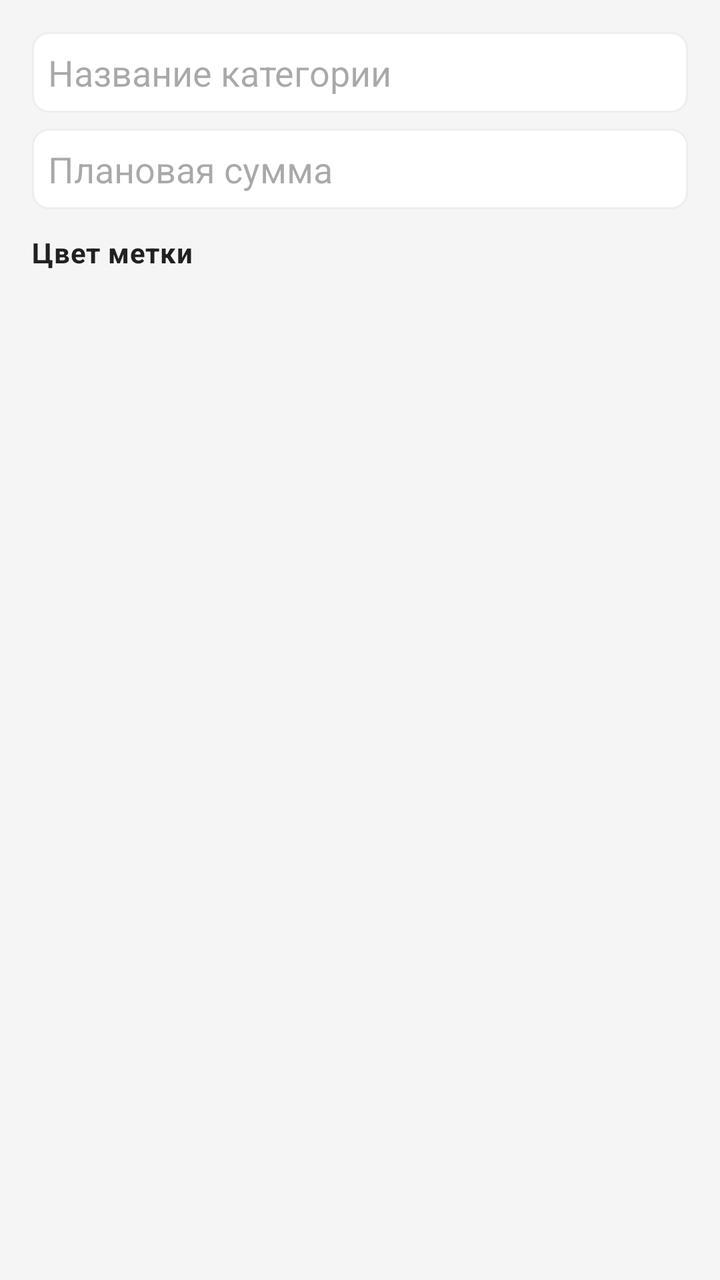
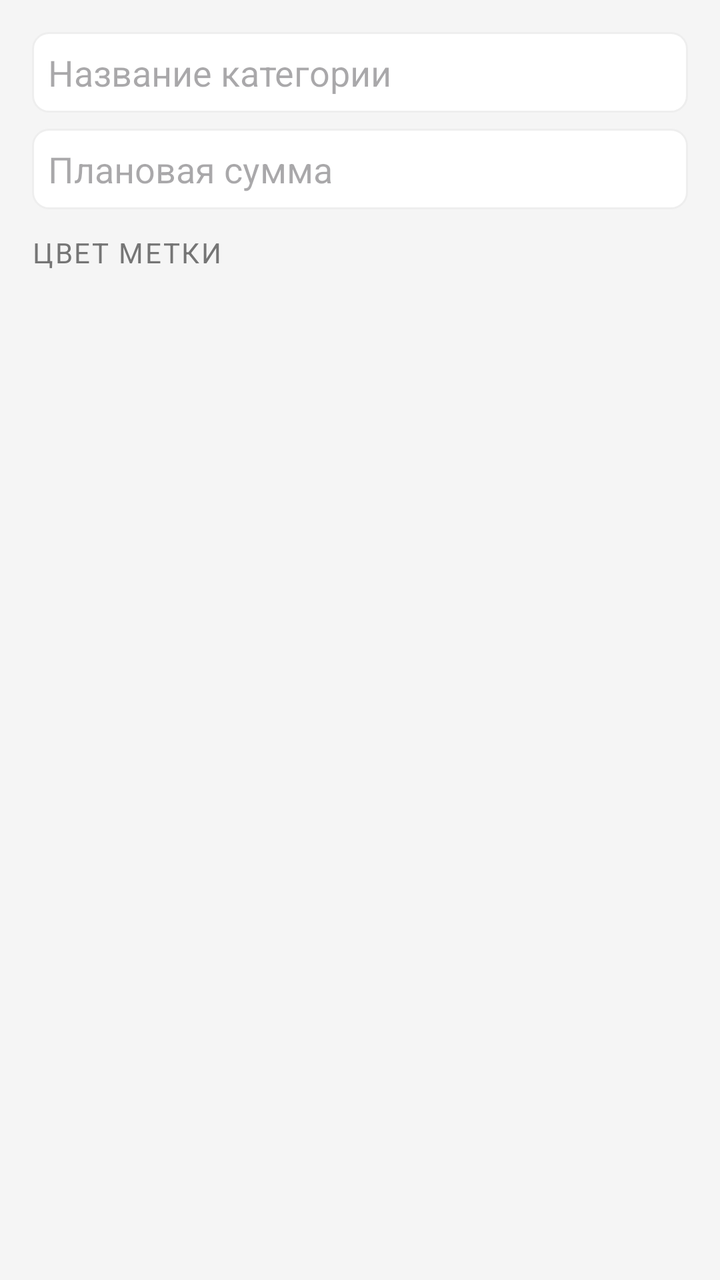

The first picture is an Android layout as it rendered before a commit; the second is the same layout after the commit. The layout source and the unified diff follow.
<!-- AndroidManifest.xml: application theme Theme.MyBudget -->
<!-- res/layout/dialog_simple_input.xml -->
<?xml version="1.0" encoding="utf-8"?>
<LinearLayout xmlns:android="http://schemas.android.com/apk/res/android"
    android:orientation="vertical"
    android:padding="@dimen/space_16"
    android:layout_width="match_parent"
    android:layout_height="wrap_content">
    <EditText
        android:textColor="@color/text_primary"
        android:id="@+id/nameInput"
        android:background="@drawable/edittext_border"
        android:padding="@dimen/space_8"
        android:layout_width="match_parent"
        android:layout_height="wrap_content"
        android:hint="@string/budget_category_name_hint"/>
    <EditText
        android:textColor="@color/text_primary"
        android:id="@+id/amountInput"
        android:background="@drawable/edittext_border"
        android:padding="@dimen/space_8"
        android:layout_width="match_parent"
        android:layout_height="wrap_content"
        android:layout_marginTop="@dimen/space_8"
        android:hint="@string/budget_planned_amount_hint"
        android:inputType="numberDecimal"/>
    <TextView
        android:textSize="14sp"
        android:layout_width="match_parent"
        android:layout_height="wrap_content"
        android:layout_marginTop="@dimen/space_12"
        android:text="@string/budget_color_label"
        style="@style/Text.MyBudget.Section"/>
    <HorizontalScrollView
        android:scrollbars="none"
        android:layout_width="match_parent"
        android:layout_height="wrap_content"
        android:layout_marginTop="@dimen/space_4">
        <LinearLayout
            android:orientation="horizontal"
            android:id="@+id/colorPickerLayout"
            android:layout_width="wrap_content"
            android:layout_height="wrap_content"/>
    </HorizontalScrollView>
</LinearLayout>
<!-- resources referenced by this layout -->
<resources>
  <color name="text_primary">#212121</color>
  <dimen name="space_12">12dp</dimen>
  <dimen name="space_16">16dp</dimen>
  <dimen name="space_4">4dp</dimen>
  <dimen name="space_8">8dp</dimen>
  <!-- drawable edittext_border (drawable) -->
  <?xml version="1.0" encoding="utf-8"?>
  <shape xmlns:android="http://schemas.android.com/apk/res/android">
      <solid android:color="@color/card_background_white"/>
      <stroke
          android:width="1dp"
          android:color="@color/border_light"/>
      <corners android:radius="@dimen/radius_8"/>
  </shape>
  <string name="budget_category_name_hint">Название категории</string>
  <string name="budget_color_label">Цвет метки</string>
  <string name="budget_planned_amount_hint">Плановая сумма</string>
  <style name="Text.MyBudget.Section" parent="@style/Text.MyBudget">
      <item name="android:textSize">16sp</item>
      <item name="android:textStyle">bold</item>
      <item name="android:textColor">@color/text_primary</item>
    </style>
  <style name="Theme.MyBudget" parent="@style/Base.Theme.MyBudget" />
  <color name="card_background_white">#ffffff</color>
  <color name="border_light">#eeeeee</color>
  <dimen name="radius_8">8dp</dimen>
  <style name="Text.MyBudget" parent="@style/TextAppearance.Material3.BodyMedium" />
  <style name="Base.Theme.MyBudget" parent="@style/Theme.Material3.DayNight.NoActionBar">
      <item name="android:colorBackground">@color/background_light</item>
      <item name="colorOnPrimary">@color/md_theme_onPrimary</item>
      <item name="colorOnSurface">@color/md_theme_onSurface</item>
      <item name="colorOutline">@color/md_theme_outline</item>
      <item name="colorPrimary">@color/md_theme_primary</item>
      <item name="colorSurface">@color/md_theme_surface</item>
      <item name="colorSurfaceVariant">@color/md_theme_surfaceVariant</item>
    </style>
  <color name="background_light">#f5f5f5</color>
  <color name="md_theme_onPrimary">#ffffff</color>
  <color name="md_theme_onSurface">#1d1b20</color>
  <color name="md_theme_outline">#79747e</color>
  <color name="md_theme_primary">#6750a4</color>
  <color name="md_theme_surface">#ffffff</color>
  <color name="md_theme_surfaceVariant">#e7e0ec</color>
</resources>

<!-- the commit's change to res/layout/dialog_simple_input.xml (unified diff, before → after) -->
@@ -28,7 +28,7 @@
         android:layout_height="wrap_content"
         android:layout_marginTop="@dimen/space_12"
         android:text="@string/budget_color_label"
-        style="@style/Text.MyBudget.Section"/>
+style="@style/Text.MyBudget.SectionLabel"/>
     <HorizontalScrollView
         android:scrollbars="none"
         android:layout_width="match_parent"
<!-- resource entries referenced after the edit -->
@@ -17,16 +17,18 @@
   <string name="budget_category_name_hint">Название категории</string>
   <string name="budget_color_label">Цвет метки</string>
   <string name="budget_planned_amount_hint">Плановая сумма</string>
-  <style name="Text.MyBudget.Section" parent="@style/Text.MyBudget">
-      <item name="android:textSize">16sp</item>
-      <item name="android:textStyle">bold</item>
-      <item name="android:textColor">@color/text_primary</item>
+  <style name="Text.MyBudget.SectionLabel" parent="@style/Text.MyBudget">
+      <item name="android:textSize">12sp</item>
+      <item name="android:textColor">@color/text_secondary</item>
+      <item name="android:textAllCaps">true</item>
+      <item name="android:letterSpacing">0.06</item>
     </style>
   <style name="Theme.MyBudget" parent="@style/Base.Theme.MyBudget" />
   <color name="card_background_white">#ffffff</color>
   <color name="border_light">#eeeeee</color>
   <dimen name="radius_8">8dp</dimen>
   <style name="Text.MyBudget" parent="@style/TextAppearance.Material3.BodyMedium" />
+  <color name="text_secondary">#757575</color>
   <style name="Base.Theme.MyBudget" parent="@style/Theme.Material3.DayNight.NoActionBar">
       <item name="android:colorBackground">@color/background_light</item>
       <item name="colorOnPrimary">@color/md_theme_onPrimary</item>
